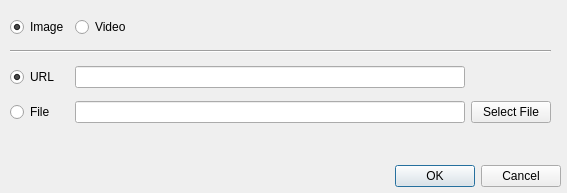
Qt form wadas/ui/qt/select_test_mode_input.ui (stefanodellosa-personal/WADAS) before a commit.
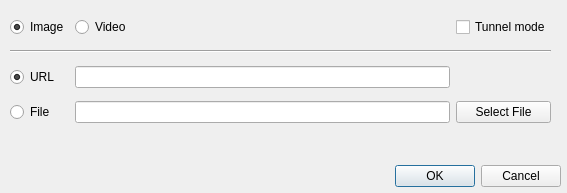
The same form after that commit.

Commit message: Tunnel mode configuration dialog and test mode logic introduced (#158)

```diff
--- a/wadas/ui/qt/select_test_mode_input.ui
+++ b/wadas/ui/qt/select_test_mode_input.ui
@@ -109,6 +109,13 @@
     <item row="3" column="1">
      <widget class="QLineEdit" name="lineEdit_file"/>
     </item>
+    <item row="0" column="2">
+     <widget class="QCheckBox" name="checkBox_tunnel_mode">
+      <property name="text">
+       <string>Tunnel mode</string>
+      </property>
+     </widget>
+    </item>
    </layout>
   </widget>
   <widget class="QLabel" name="label_error">
```
The commit also changes 27 other files.
